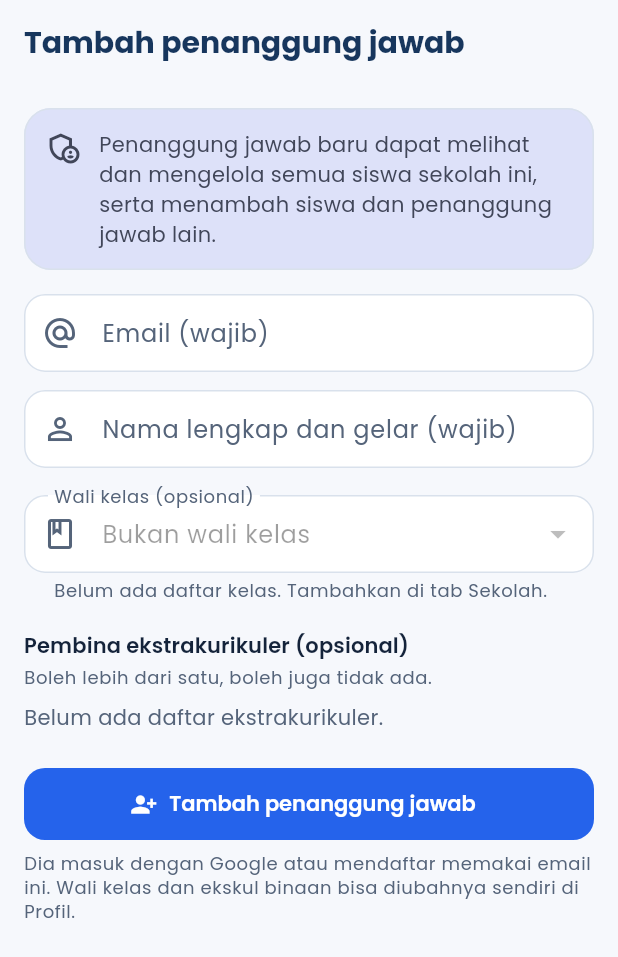
After one commit to khrlanamm/sabusaku, a Flutter app: the AddTeacherScreen screen opened by its route, on a phone screen of 412 x 824 dp. The commit adds this screen. Shown: the top 957 px of the screen. Run offline on Flutter 3.47's test engine with Material 3 defaults, Android fonts, the phone set to English and light mode, and no system bars; our stand-ins replace cloud_firestore, cloud_functions, csv, file_picker, firebase_auth, firebase_core and 13 more; missing offline and left inert: firebase_app_check; accounts and stored records are empty; generated files the repository leaves out were written again; network calls fail; project files that could hold a hidden picture were left out.

Commit message:
Let a teacher add and remove other teachers of their school
Teachers no longer need the developer to add a colleague. In the Sekolah
tab a teacher adds another by email and name, with an optional homeroom
class and supervised extracurriculars, through the new addTeacher
callable; someone who already has a verified account joins at once. The
removeTeacher callable takes a teacher out or withdraws an invitation,
but never the caller, so a school always keeps a teacher. Until the new
teacher signs in, any teacher may fix the invitation; the rules allow
that for pending teacher entries. The roster and the claim carry
homeroomClass, and add-guru.ts gains --wali.

```diff
--- a/lib/app/router/app_router.dart
+++ b/lib/app/router/app_router.dart
@@ -26,6 +26,7 @@ import '../../features/student/presentation/journal_history_screen.dart';
 import '../../features/student/presentation/student_home_screen.dart';
 import '../../features/student/presentation/student_profile_screen.dart';
 import '../../features/teacher/presentation/add_students_screen.dart';
+import '../../features/teacher/presentation/add_teacher_screen.dart';
 import '../../features/teacher/presentation/import_students_screen.dart';
 import '../../features/teacher/presentation/pending_member_screen.dart';
 import '../../features/teacher/presentation/reports_screen.dart';
@@ -176,6 +177,10 @@ GoRouter appRouter(Ref ref) {
         builder: (_, _) => const ReportsScreen(),
       ),
       GoRoute(
+        path: Routes.teacherAddTeacher,
+        builder: (_, _) => const AddTeacherScreen(),
+      ),
+      GoRoute(
         path: '/guru/anggota/:email',
         builder: (_, state) => PendingMemberScreen(
           email: Uri.decodeComponent(state.pathParameters['email']!),
--- a/lib/app/router/routes.dart
+++ b/lib/app/router/routes.dart
@@ -36,6 +36,7 @@ abstract final class Routes {
   static const teacherImportStudents = '/guru/siswa/impor';
   static const teacherSettings = '/guru/sekolah/pengaturan';
   static const teacherReports = '/guru/sekolah/laporan';
+  static const teacherAddTeacher = '/guru/sekolah/tambah-pj';
 
   // Guru: katalog buku (shared by every school)
   static const teacherBooks = '/guru/buku';
--- /dev/null
+++ b/lib/features/teacher/presentation/add_teacher_screen.dart
@@ -0,0 +1,160 @@
+import 'package:flutter/material.dart';
+import 'package:flutter_riverpod/flutter_riverpod.dart';
+
+import '../../../core/utils/labels.dart';
+import '../../../core/widgets/dialogs.dart';
+import '../data/teacher_repository.dart';
+import 'student_form.dart';
+import 'teacher_profile_screen.dart';
+
+/// Adds another teacher (penanggung jawab) of this school by email, with an
+/// optional homeroom class and supervised extracurriculars. The new teacher
+/// signs in with Google or signs up with that email.
+class AddTeacherScreen extends ConsumerStatefulWidget {
+  const AddTeacherScreen({super.key});
+
+  @override
+  ConsumerState<AddTeacherScreen> createState() => _AddTeacherScreenState();
+}
+
+class _AddTeacherScreenState extends ConsumerState<AddTeacherScreen> {
+  final _formKey = GlobalKey<FormState>();
+  final _email = TextEditingController();
+  final _name = TextEditingController();
+  String? _homeroomClass;
+  List<String> _extracurriculars = const [];
+
+  @override
+  void dispose() {
+    _email.dispose();
+    _name.dispose();
+    super.dispose();
+  }
+
+  String? _validateEmail(String? value) {
+    final email = normalizeEmail(value ?? '');
+    if (email.isEmpty) return 'Email wajib diisi';
+    if (!isValidEmail(email)) return 'Email tidak valid';
+    return null;
+  }
+
+  Future<void> _submit() async {
+    if (!_formKey.currentState!.validate()) return;
+    FocusScope.of(context).unfocus();
+    final email = normalizeEmail(_email.text);
+    final name = _name.text.trim().replaceAll(RegExp(r'\s+'), ' ');
+    final joined = await runWithProgress(
+      context,
+      () => ref
+          .read(teacherRepositoryProvider)
+          .addTeacher(
+            email: email,
+            name: name,
+            homeroomClass: _homeroomClass,
+            extracurriculars: _extracurriculars,
+          ),
+    );
+    if (joined == null || !mounted) return;
+    showSnack(
+      context,
+      joined
+          ? '$name sudah bergabung sebagai penanggung jawab.'
+          : '$name ditambahkan. Minta dia masuk dengan $email.',
+    );
+    Navigator.of(context).pop();
+  }
+
+  @override
+  Widget build(BuildContext context) {
+    final theme = Theme.of(context);
+    final scheme = theme.colorScheme;
+    return Scaffold(
+      appBar: AppBar(title: const Text('Tambah penanggung jawab')),
+      body: SafeArea(
+        child: Form(
+          key: _formKey,
+          child: ListView(
+            padding: const EdgeInsets.all(16),
+            children: [
+              Card(
+                color: scheme.secondaryContainer,
+                child: Padding(
+                  padding: const EdgeInsets.all(14),
+                  child: Row(
+                    crossAxisAlignment: CrossAxisAlignment.start,
+                    children: [
+                      Icon(
+                        Icons.admin_panel_settings_outlined,
+                        color: scheme.onSecondaryContainer,
+                      ),
+                      const SizedBox(width: 12),
+                      Expanded(
+                        child: Text(
+                          'Penanggung jawab baru dapat melihat dan mengelola '
+                          'semua siswa sekolah ini, serta menambah siswa dan '
+                          'penanggung jawab lain.',
+                          style: theme.textTheme.bodyMedium?.copyWith(
+                            color: scheme.onSecondaryContainer,
+                          ),
+                        ),
+                      ),
+                    ],
+                  ),
+                ),
+              ),
+              const SizedBox(height: 16),
+              TextFormField(
+                key: const Key('add-teacher-email'),
+                controller: _email,
+                keyboardType: TextInputType.emailAddress,
+                autocorrect: false,
+                enableSuggestions: false,
+                decoration: const InputDecoration(
+                  labelText: 'Email (wajib)',
+                  prefixIcon: Icon(Icons.alternate_email),
+                ),
+                validator: _validateEmail,
+              ),
+              const SizedBox(height: 12),
+              TextFormField(
+                key: const Key('add-teacher-name'),
+                controller: _name,
+                textCapitalization: TextCapitalization.words,
+                decoration: const InputDecoration(
+                  labelText: 'Nama lengkap dan gelar (wajib)',
+                  prefixIcon: Icon(Icons.person_outline),
+                ),
+                validator: validateStudentName,
+              ),
+              const SizedBox(height: 18),
+              TeacherRoleFields(
+                homeroomClass: _homeroomClass,
+                extracurriculars: _extracurriculars,
+                onHomeroomChanged: (value) =>
+                    setState(() => _homeroomClass = value),
+                onExtracurricularsChanged: (value) =>
+                    setState(() => _extracurriculars = value),
+              ),
+              const SizedBox(height: 24),
+              FilledButton.icon(
+                key: const Key('add-teacher-submit'),
+                onPressed: _submit,
+                icon: const Icon(Icons.person_add_alt_1),
+                label: const Text('Tambah penanggung jawab'),
+              ),
+              const SizedBox(height: 8),
+              Text(
+                'Dia masuk dengan Google atau mendaftar memakai email ini. '
+                'Wali kelas dan ekskul binaan bisa diubahnya sendiri di '
+                'Profil.',
+                style: theme.textTheme.bodySmall?.copyWith(
+                  color: scheme.onSurfaceVariant,
+                ),
+              ),
+            ],
+          ),
+        ),
+      ),
+    );
+  }
+}
```
Also changed, not shown: lib/core/models/member.dart (+7 -3 lines), lib/features/teacher/data/teacher_repository.dart (+56 -6 lines), lib/features/teacher/presentation/school_screen.dart (+2 -49 lines), lib/features/teacher/presentation/teachers_section.dart (added, +373 -0 lines), lib/app/router/app_router.g.dart, lib/core/models/member.freezed.dart, lib/features/teacher/data/teacher_repository.g.dart, 12 other files.
